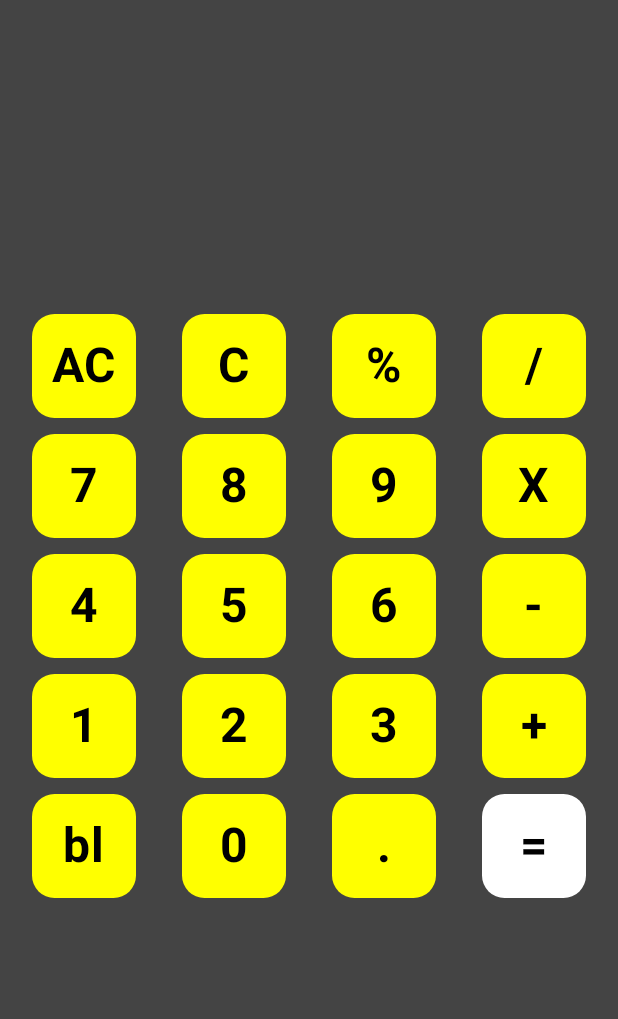
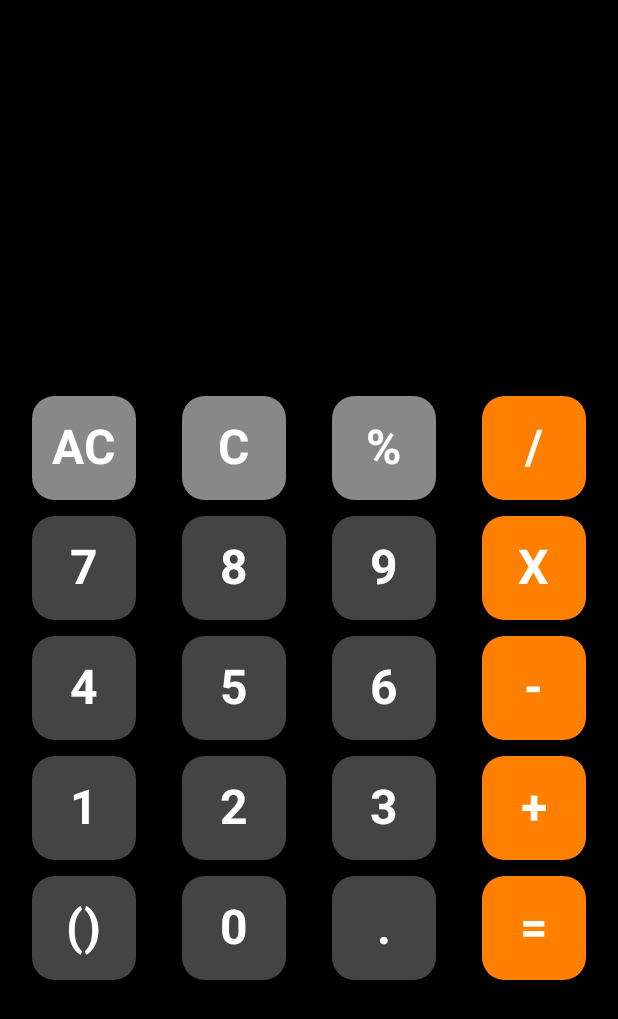
Before and after one commit to ArdakHere/MyCalculator, an Android app built with Jetpack Compose: the screen it shows after launch (MainActivity), on a phone screen of 412 x 824 dp. Shown: the top 1019 px of the screen. Run offline under Robolectric (Android 15) with nearby library versions, the phone set to English and light mode, and no system bars.

Commit message:
Main operations have been implemented. Want to add logic to calculate expressions with multiple operators

```diff
--- a/app/src/main/java/com/example/mycalculator/CalcInterface.kt
+++ b/app/src/main/java/com/example/mycalculator/CalcInterface.kt
@@ -21,6 +21,7 @@ import androidx.compose.ui.Alignment
 import androidx.compose.ui.Modifier
 import androidx.compose.ui.draw.clip
 import androidx.compose.ui.graphics.Color
+import androidx.compose.ui.res.colorResource
 import androidx.compose.ui.text.TextStyle
 import androidx.compose.ui.text.font.FontWeight
 import androidx.compose.ui.text.input.KeyboardType
@@ -29,6 +30,9 @@ import androidx.compose.ui.text.style.TextAlign
 import androidx.compose.ui.tooling.preview.Preview
 import androidx.compose.ui.unit.dp
 import androidx.compose.ui.unit.sp
+import androidx.core.graphics.toColor
+import java.lang.Appendable
+import java.sql.Types.NULL
 
 
 @OptIn(ExperimentalMaterial3Api::class)
@@ -36,26 +40,28 @@ import androidx.compose.ui.unit.sp
 @Composable
 fun CalcInterface() {
     var textFieldValue by remember { mutableStateOf("") }
+    val appleOrange = colorResource(id = R.color.orange)
 
         Column(modifier = Modifier
             .fillMaxWidth()
             .fillMaxHeight()
-            .background(Color.DarkGray)
+            .background(Color.Black)
         ) {
             Box(
                 modifier = Modifier
                     .fillMaxWidth()
-                    .background(Color.DarkGray)
-                    .height(150.dp)
+                    .background(Color.Black)
+                    .height(190.dp)
                     .clickable{}
             )
             Text(
                 text = textFieldValue,
                 modifier = Modifier.align(Alignment.CenterHorizontally),
                 style = TextStyle(
-                    fontSize = 32.sp,
+                    fontSize = 45.sp,
                     fontWeight = FontWeight.Bold,
-                    textAlign = TextAlign.Right
+                    textAlign = TextAlign.Right,
+                    color = Color.White
                 )
             )
 
@@ -70,19 +76,20 @@ fun CalcInterface() {
                     horizontalArrangement = Arrangement.SpaceBetween
                 ) {
                     // AC Button
-                    Button(text = "AC", Color.Yellow) {
+                    Button(text = "AC", Color.Gray) {
                         textFieldValue = ""
                     }
                     // C Button
-                    Button(text = "C", Color.Yellow) {
+                    Button(text = "C", Color.Gray) {
                         textFieldValue = textFieldValue.reversed().drop(1).reversed()
                     }
                     // Divide Button
-                    Button(text = "%", Color.Yellow) {
+
+                    Button(text = "%", Color.Gray) {
                         textFieldValue += "%"
                     }
                     // Multiply Button
-                    Button(text = "/", Color.Yellow) {
+                    Button(text = "/", appleOrange) {
                         textFieldValue += "/"
                     }
                 }
@@ -94,16 +101,16 @@ fun CalcInterface() {
                         horizontalArrangement = Arrangement.SpaceBetween
                     ) {
                         // Number Buttons: 7, 8, 9
-                        Button(text = "7", Color.Yellow) {
+                        Button(text = "7", Color.DarkGray) {
                             textFieldValue += "7"
                         }
-                        Button(text = "8", Color.Yellow) {
+                        Button(text = "8", Color.DarkGray) {
                             textFieldValue += "8"
                         }
-                        Button(text = "9", Color.Yellow) {
+                        Button(text = "9", Color.DarkGray) {
                             textFieldValue += "9"
                         }
-                        Button(text = "X", Color.Yellow) {
+                        Button(text = "X", appleOrange) {
                             textFieldValue += "X"
                         }
                     }
@@ -112,16 +119,16 @@ fun CalcInterface() {
                         horizontalArrangement = Arrangement.SpaceBetween
                     ) {
                         // Number Buttons: 4, 5, 6
-                        Button(text = "4", Color.Yellow) {
+                        Button(text = "4", Color.DarkGray) {
                             textFieldValue += "4"
                         }
-                        Button(text = "5", Color.Yellow) {
+                        Button(text = "5", Color.DarkGray) {
                             textFieldValue += "5"
                         }
-                        Button(text = "6", Color.Yellow) {
+                        Button(text = "6", Color.DarkGray) {
                             textFieldValue += "6"
                         }
-                        Button(text = "-", Color.Yellow) {
+                        Button(text = "-", appleOrange) {
                             textFieldValue += "-"
                         }
                     }
@@ -130,16 +137,16 @@ fun CalcInterface() {
                         horizontalArrangement = Arrangement.SpaceBetween
                     ) {
                         // Number Buttons: 1, 2, 3
-                        Button(text = "1", Color.Yellow) {
+                        Button(text = "1", Color.DarkGray) {
                             textFieldValue += "1"
                         }
-                        Button(text = "2", Color.Yellow) {
+                        Button(text = "2", Color.DarkGray) {
                             textFieldValue += "2"
                         }
-                        Button(text = "3", Color.Yellow) {
+                        Button(text = "3", Color.DarkGray) {
                             textFieldValue += "3"
                         }
-                        Button(text = "+", Color.Yellow) {
+                        Button(text = "+", appleOrange) {
                             textFieldValue += "+"
                         }
                     }
@@ -148,16 +155,82 @@ fun CalcInterface() {
                         horizontalArrangement = Arrangement.SpaceBetween
                     ) {
                         // Number Button: 0
-                        Button(text = "bl", Color.Yellow) {
+                        Button(text = "()", Color.DarkGray) {
+                            textFieldValue += "()"
+                        }
+                        Button(text = "0", Color.DarkGray) {
                             textFieldValue += "0"
                         }
-                        Button(text = "0", Color.Yellow) {
-                            textFieldValue += "0"
-                        }
-                        Button(text = ".", Color.Yellow) {
+                        Button(text = ".", Color.DarkGray) {
                             textFieldValue += "."
                         }
-                        Button(text = "=", Color.White) {
+                        Button(text = "=", appleOrange) {
+                            var num1: String? = null
+                            var num2: String? = null
+                            var i = 0
+
+                            if (textFieldValue.contains("+")) {
+                                while (textFieldValue[i] != '+') {
+                                    num1 = (num1 ?: "") + textFieldValue[i]
+                                    i++
+                                }
+                                i++
+                                while (i < textFieldValue.length) {
+                                    num2 = (num2 ?: "") + textFieldValue[i]
+                                    i++
+                                }
+                                textFieldValue = ""
+
+                                val result = (num1?.toDoubleOrNull() ?: 0.0) + (num2?.toDoubleOrNull() ?: 0.0)
+                                textFieldValue += result.toString()
+                            }
+
+                            if (textFieldValue.contains("X")) {
+                                while (textFieldValue[i] != 'X') {
+                                    num1 = (num1 ?: "") + textFieldValue[i]
+                                    i++
+                                }
+                                i++
+                                while (i < textFieldValue.length) {
+                                    num2 = (num2 ?: "") + textFieldValue[i]
+                                    i++
+                                }
+                                textFieldValue = ""
+
+                                val result = (num1?.toDoubleOrNull() ?: 0.0) * (num2?.toDoubleOrNull() ?: 0.0)
+                                textFieldValue += result.toString()
+                            }
+
+                            if (textFieldValue.contains("-")) {
+                                while (textFieldValue[i] != '-') {
+                                    num1 = (num1 ?: "") + textFieldValue[i]
+                                    i++
+                                }
+                                i++
+                                while (i < textFieldValue.length) {
+                                    num2 = (num2 ?: "") + textFieldValue[i]
+                                    i++
+                                }
+                                textFieldValue = ""
+
+                                val result = (num1?.toDoubleOrNull() ?: 0.0)-(num2?.toDoubleOrNull() ?: 0.0)
+                                textFieldValue += result.toString()
+                            }
+                            if (textFieldValue.contains("/")) {
+                                while (textFieldValue[i] != '/') {
+                                    num1 = (num1 ?: "") + textFieldValue[i]
+                                    i++
+                                }
+                                i++
+                                while (i < textFieldValue.length) {
+                                    num2 = (num2 ?: "") + textFieldValue[i]
+                                    i++
+                                }
+                                textFieldValue = ""
+
+                                val result = (num1?.toDoubleOrNull() ?: 0.0)/ (num2?.toDoubleOrNull() ?: 0.0)
+                                textFieldValue += result.toString()
+                            }
 
                         }
                     }
@@ -184,6 +257,7 @@ fun Button(text: String, color: Color, onClick: () -> Unit) {
 
         Text(
             text = text,
+            color = Color.White,
             fontSize = 32.sp,
             fontWeight = FontWeight.Bold
         )
--- a/app/src/main/res/values/colors.xml
+++ b/app/src/main/res/values/colors.xml
@@ -8,4 +8,6 @@
     <color name="black">#FF000000</color>
     <color name="white">#FFFFFFFF</color>
     <color name="formal_blue">#FF162B90</color>
+    <color name="soft_gray">#FFBABABA</color>
+    <color name="orange">#FFFF8000</color>
 </resources>
```
